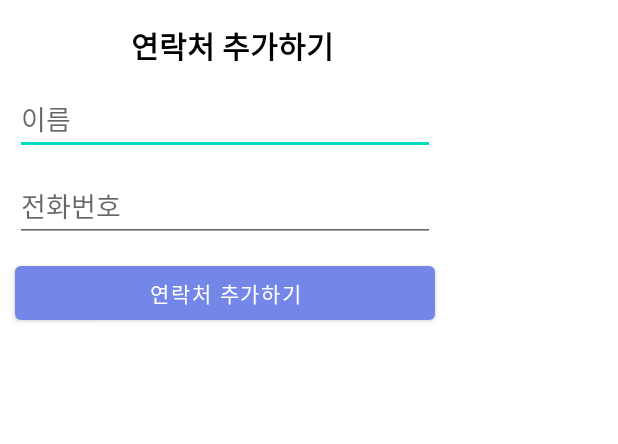
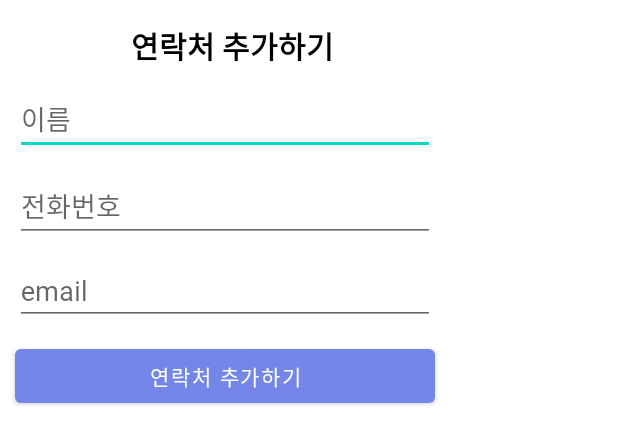
Before and after one commit to UpperLeaf/AGAPP, an Android app: the layout contact_dialog.xml on its own in the app's theme, with its tools: preview values and no code run, on a phone screen of 412 x 824 dp. Shown: the top 444 px of the screen. Run offline under Robolectric (Android 15) with nearby library versions, the phone set to English and light mode, and no system bars.

```diff
--- a/app/src/main/res/layout/contact_dialog.xml
+++ b/app/src/main/res/layout/contact_dialog.xml
@@ -43,6 +43,18 @@
         android:fontFamily="@font/nanumnarunpend"
         android:inputType="phone" />
 
+    <EditText
+        android:id="@+id/contact_dialog_email"
+        android:layout_width="match_parent"
+        android:layout_height="wrap_content"
+        android:ems="10"
+        android:hint="email"
+        android:layout_marginTop="10dp"
+        android:layout_marginStart="10dp"
+        android:layout_marginEnd="10dp"
+        android:fontFamily="@font/nanumnarunpend"
+        android:inputType="textEmailAddress" />
+
     <Button
         android:id="@+id/contact_add_button"
         android:layout_width="match_parent"
```
Also changed, not shown: app/src/main/java/com/wonsang/agapp/dialog/AddressDialog.java (+23 -2 lines), app/src/main/java/com/wonsang/agapp/dialog/ContactDialog.java (+8 -1 lines), app/src/main/java/com/wonsang/agapp/fragment/AddressFragment.java (+6 -12 lines), app/src/main/java/com/wonsang/agapp/utils/ContentInfoProvider.java (+31 -3 lines), app/src/main/res/layout/address_dialog.xml (+16 -1 lines).
